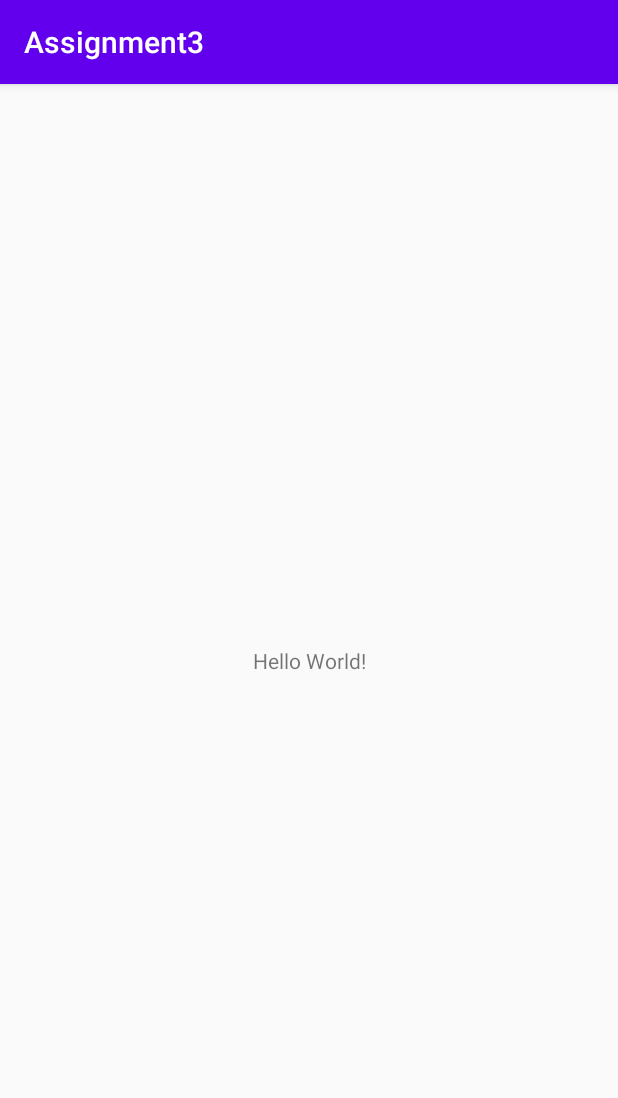
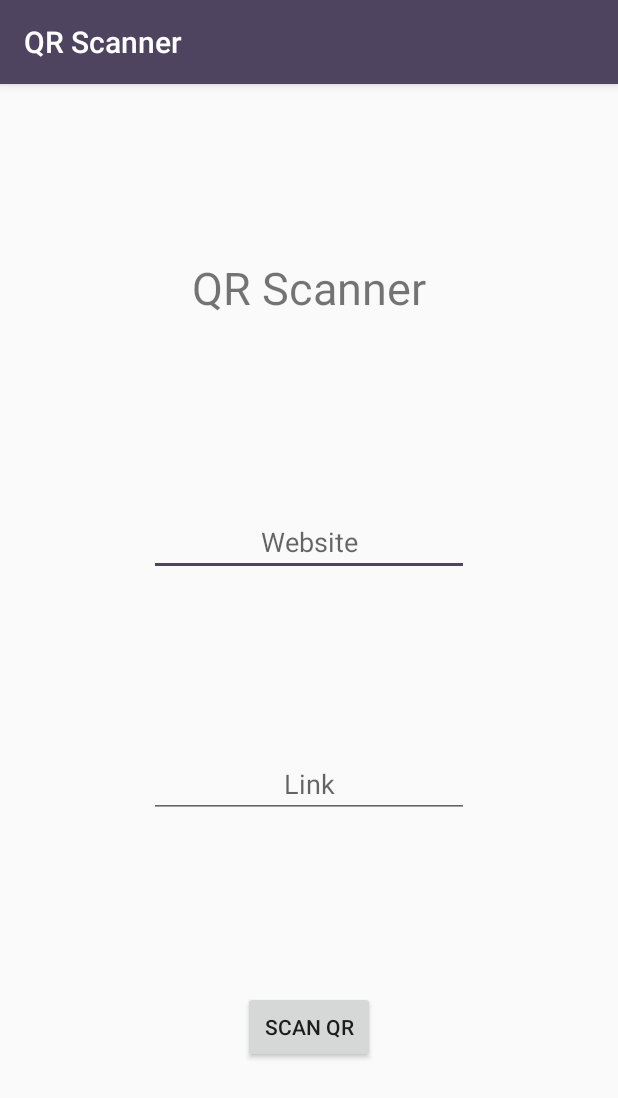
Before and after one commit to AaronDollard/Mobile-App-Dev, an Android app: the screen it shows after launch (MainActivity), on a phone screen of 412 x 824 dp. Shown: the top 1098 px of the screen. Run offline under Robolectric (Android 15) with nearby library versions, the phone set to English and light mode, and no system bars; libraries missing offline, so code that uses them is left out: com.google.zxing.integration.

Commit message:
Added fundamental code

```diff
--- a/app/build.gradle
+++ b/app/build.gradle
@@ -30,4 +30,12 @@ dependencies {
     androidTestImplementation 'androidx.test.ext:junit:1.1.2'
     androidTestImplementation 'androidx.test.espresso:espresso-core:3.3.0'
 
+    implementation fileTree(dir: 'libs', include: ['*.jar'])
+    androidTestImplementation('com.android.support.test.espresso:espresso-core:2.2.2', {
+        exclude group: 'com.android.support', module: 'support-annotations'
+    })
+    implementation 'com.android.support:appcompat-v7:30.0.0'
+    testImplementation 'junit:junit:4.12'
+    implementation 'com.journeyapps:zxing-android-embedded:3.4.0'
+
 }
--- a/app/src/main/java/edu/adollard/assignment3/MainActivity.java
+++ b/app/src/main/java/edu/adollard/assignment3/MainActivity.java
@@ -2,13 +2,64 @@ package edu.adollard.assignment3;
 
 import androidx.appcompat.app.AppCompatActivity;
 
+import android.content.Intent;
 import android.os.Bundle;
+import android.view.View;
+import android.widget.EditText;
+import android.widget.TextView;
+import android.widget.Toast;
 
-public class MainActivity extends AppCompatActivity {
+import com.google.zxing.integration.android.IntentIntegrator;
+import com.google.zxing.integration.android.IntentResult;
+
+import org.json.JSONException;
+import org.json.JSONObject;
+
+public class MainActivity extends AppCompatActivity { //start
+
+    TextView tvDisplay; //Mapping for fields and button
+    EditText etName, etAddress;
+    private IntentIntegrator qrScan = new IntentIntegrator(this);  // ZXing lib linker
 
     @Override
     protected void onCreate(Bundle savedInstanceState) {
         super.onCreate(savedInstanceState);
         setContentView(R.layout.activity_main);
+
+        //Finishing linking
+        tvDisplay = findViewById(R.id.tvDisplay);
+        etName = findViewById(R.id.etName);
+        etAddress = findViewById(R.id.etAddress);
+    }
+
+    public void doScan(View view) { //When pressed does the scan on the QR Code
+        qrScan.initiateScan(); //Starts the scan
+    }
+
+    @Override
+    protected void onActivityResult(int requestCode, int resultCode, Intent data) {
+        IntentResult result = IntentIntegrator.parseActivityResult(requestCode, resultCode, data);
+        if (result != null) //If QR has nothing in it
+        {
+            if (result.getContents() == null) {
+                Toast.makeText(this, "Result Not Found", Toast.LENGTH_LONG).show();
+            } else {
+
+                try { //If QR contains data converting the data to json
+                    JSONObject obj = new JSONObject(result.getContents());
+                    //Setting values to textviews
+                    etName.setText(obj.getString("title"));
+                    etAddress.setText(obj.getString("website"));
+                } catch (JSONException e) {
+                    e.printStackTrace();
+                    //If control comes here
+                    //That means the encoded format not matches in this case you can display
+                    //Whatever data is available on the QR to a toast.
+                    Toast.makeText(this, result.getContents(), Toast.LENGTH_LONG).show();
+                }
+            }
+        } else {
+            super.onActivityResult(requestCode, resultCode, data);
+        }
     }
 }
--- a/app/src/main/res/layout/activity_main.xml
+++ b/app/src/main/res/layout/activity_main.xml
@@ -7,12 +7,56 @@
     tools:context=".MainActivity">
 
     <TextView
+        android:id="@+id/tvDisplay"
+        android:layout_width="172dp"
+        android:layout_height="52dp"
+        android:text="QR Scanner"
+        android:textAlignment="center"
+        android:textSize="30sp"
+        app:layout_constraintBottom_toTopOf="@+id/etName"
+        app:layout_constraintEnd_toEndOf="parent"
+        app:layout_constraintHorizontal_bias="0.5"
+        app:layout_constraintStart_toStartOf="parent"
+        app:layout_constraintTop_toTopOf="parent" />
+
+    <EditText
+        android:id="@+id/etName"
         android:layout_width="wrap_content"
         android:layout_height="wrap_content"
-        android:text="Hello World!"
+        android:ems="10"
+        android:hint="Website"
+        android:inputType="textPersonName"
+        android:textAlignment="center"
+        app:layout_constraintBottom_toTopOf="@+id/etAddress"
+        app:layout_constraintEnd_toEndOf="parent"
+        app:layout_constraintHorizontal_bias="0.5"
+        app:layout_constraintStart_toStartOf="parent"
+        app:layout_constraintTop_toBottomOf="@+id/tvDisplay" />
+
+    <Button
+        android:id="@+id/buttonScan"
+        android:layout_width="wrap_content"
+        android:layout_height="wrap_content"
+        android:onClick="doScan"
+        android:text="Scan QR"
         app:layout_constraintBottom_toBottomOf="parent"
-        app:layout_constraintLeft_toLeftOf="parent"
-        app:layout_constraintRight_toRightOf="parent"
-        app:layout_constraintTop_toTopOf="parent" />
+        app:layout_constraintEnd_toEndOf="parent"
+        app:layout_constraintHorizontal_bias="0.5"
+        app:layout_constraintStart_toStartOf="parent"
+        app:layout_constraintTop_toBottomOf="@+id/etAddress" />
+
+    <EditText
+        android:id="@+id/etAddress"
+        android:layout_width="wrap_content"
+        android:layout_height="wrap_content"
+        android:ems="10"
+        android:hint="Link"
+        android:inputType="textPersonName"
+        android:textAlignment="center"
+        app:layout_constraintBottom_toTopOf="@+id/buttonScan"
+        app:layout_constraintEnd_toEndOf="parent"
+        app:layout_constraintHorizontal_bias="0.5"
+        app:layout_constraintStart_toStartOf="parent"
+        app:layout_constraintTop_toBottomOf="@+id/etName" />
 
 </androidx.constraintlayout.widget.ConstraintLayout>
--- a/app/src/main/res/values/colors.xml
+++ b/app/src/main/res/values/colors.xml
@@ -1,6 +1,6 @@
 <?xml version="1.0" encoding="utf-8"?>
 <resources>
-    <color name="colorPrimary">#6200EE</color>
-    <color name="colorPrimaryDark">#3700B3</color>
-    <color name="colorAccent">#03DAC5</color>
+    <color name="colorPrimary">#4F4460</color>
+    <color name="colorPrimaryDark">#A797CC</color>
+    <color name="colorAccent">#4F4460</color>
 </resources>
--- a/app/src/main/res/values/strings.xml
+++ b/app/src/main/res/values/strings.xml
@@ -1,3 +1,3 @@
 <resources>
-    <string name="app_name">Assignment3</string>
+    <string name="app_name">QR Scanner</string>
 </resources>
```
